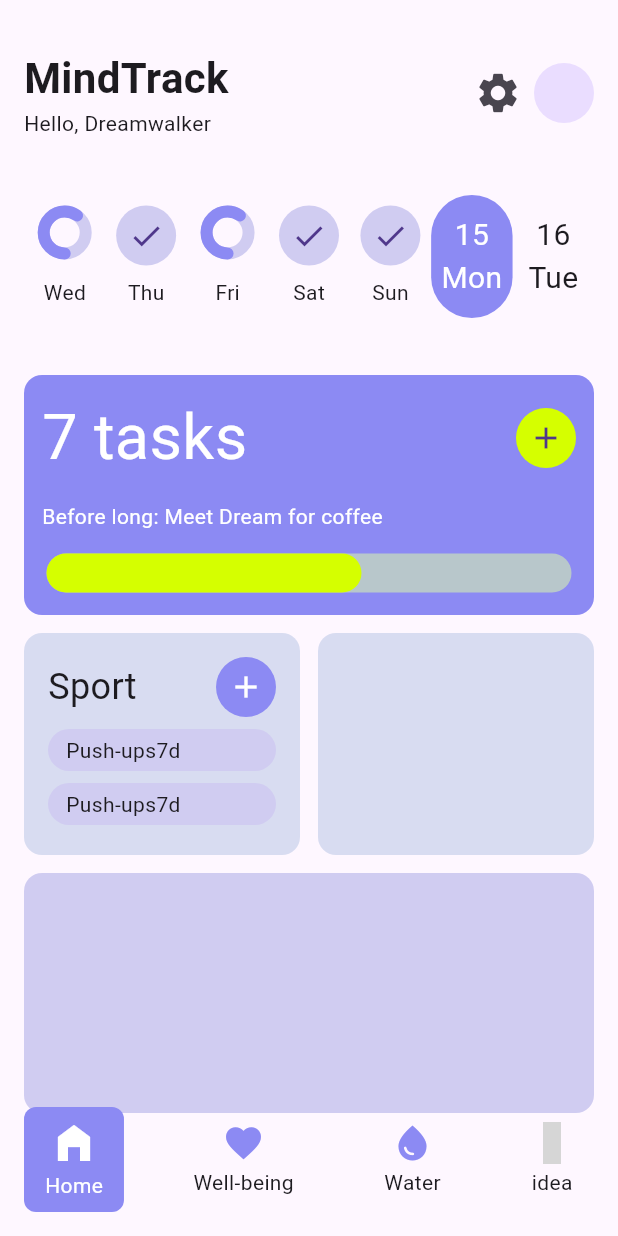
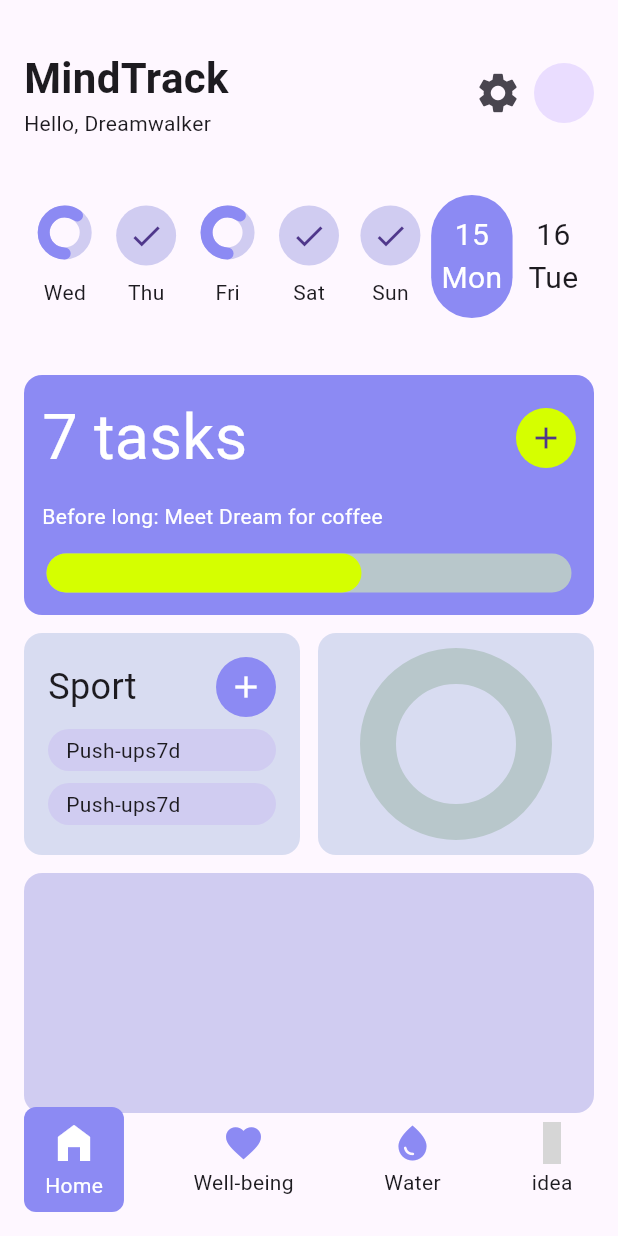
Before and after one commit to JAICHANGPARK/flutter_notebook_chapter_43, a Flutter app: the HabitJournalMainScreen screen opened directly, on a phone screen of 412 x 824 dp. Run offline on Flutter 3.47's test engine with Material 3 defaults, Android fonts, the phone set to English and light mode, and no system bars; drawn by our look-alikes of percent_indicator; our stand-ins replace gap, hugeicons; grey boxes are pictures that could not be loaded.

Commit message:
Update habit_journal_home_screen.dart

```diff
--- a/lib/ep2173_habit_journal_app/ui/home/habit_journal_home_screen.dart
+++ b/lib/ep2173_habit_journal_app/ui/home/habit_journal_home_screen.dart
@@ -279,7 +279,7 @@ class _HabitJournalHomeScreenState extends State<HabitJournalHomeScreen> {
                                 shape: StadiumBorder(),
                                 color: Color.fromRGBO(208, 204, 241, 1),
                               ),
-                              padding: EdgeInsets.symmetric(horizontal: 12,vertical: 4),
+                              padding: EdgeInsets.symmetric(horizontal: 12, vertical: 4),
                               child: Row(
                                 children: [
                                   Text(
@@ -296,7 +296,7 @@ class _HabitJournalHomeScreenState extends State<HabitJournalHomeScreen> {
                                 shape: StadiumBorder(),
                                 color: Color.fromRGBO(208, 204, 241, 1),
                               ),
-                              padding: EdgeInsets.symmetric(horizontal: 12,vertical: 4),
+                              padding: EdgeInsets.symmetric(horizontal: 12, vertical: 4),
                               child: Row(
                                 children: [
                                   Text(
@@ -318,6 +318,12 @@ class _HabitJournalHomeScreenState extends State<HabitJournalHomeScreen> {
                           color: Color.fromRGBO(216, 220, 241, 1),
                           borderRadius: BorderRadius.circular(12),
                         ),
+                        child: Center(
+                          child: CircularPercentIndicator(
+                            radius: 64,
+                            lineWidth: 24,
+                          ),
+                        ),
                       ),
                     ),
                   ],
@@ -329,6 +335,7 @@ class _HabitJournalHomeScreenState extends State<HabitJournalHomeScreen> {
                 color: Color.fromRGBO(208, 204, 241, 1),
                 borderRadius: BorderRadius.circular(12),
               ),
+
             ),
           ],
         ),
```
